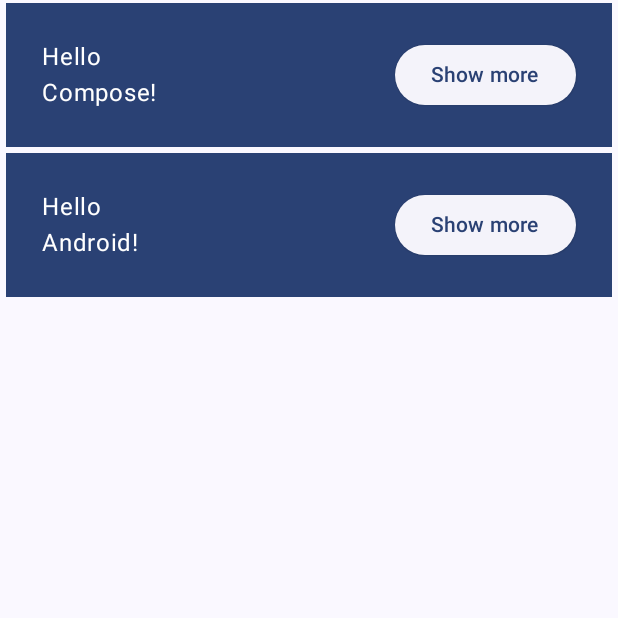
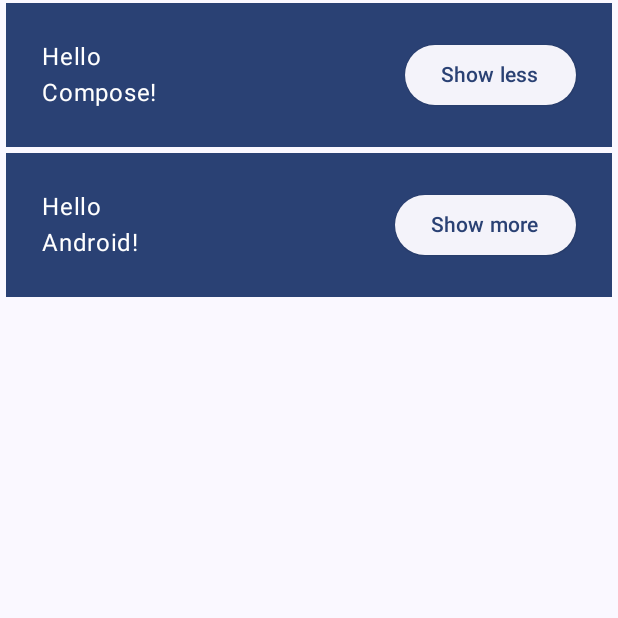
Before and after one commit to hamidrezafarahani/SecondComposeSampleApp, an Android app built with Jetpack Compose: the screen it shows after launch (MainActivity), after a tap on "Show more", on a phone screen of 412 x 824 dp, the top half of it. Run offline under Robolectric (Android 15) with nearby library versions, the phone set to English and light mode, and no system bars.

Commit message:
handle on click event on button

```diff
--- a/app/src/main/java/com/example/secondcomposesampleapp/MainActivity.kt
+++ b/app/src/main/java/com/example/secondcomposesampleapp/MainActivity.kt
@@ -7,13 +7,16 @@ import androidx.activity.compose.setContent
 import androidx.compose.foundation.layout.Column
 import androidx.compose.foundation.layout.Row
 import androidx.compose.foundation.layout.fillMaxSize
-import androidx.compose.foundation.layout.fillMaxWidth
 import androidx.compose.foundation.layout.padding
 import androidx.compose.material3.ElevatedButton
 import androidx.compose.material3.MaterialTheme
 import androidx.compose.material3.Surface
 import androidx.compose.material3.Text
 import androidx.compose.runtime.Composable
+import androidx.compose.runtime.getValue
+import androidx.compose.runtime.mutableStateOf
+import androidx.compose.runtime.saveable.rememberSaveable
+import androidx.compose.runtime.setValue
 import androidx.compose.ui.Modifier
 import androidx.compose.ui.tooling.preview.Preview
 import androidx.compose.ui.unit.dp
@@ -32,6 +35,9 @@ class MainActivity : ComponentActivity() {
 
 @Composable
 fun Greeting(name: String, modifier: Modifier = Modifier) {
+    var expanded by rememberSaveable {
+        mutableStateOf(false)
+    }
     Surface(
         color = MaterialTheme.colorScheme.primary,
         modifier = modifier.padding(vertical = 2.dp, horizontal = 4.dp)
@@ -45,8 +51,8 @@ fun Greeting(name: String, modifier: Modifier = Modifier) {
                     text = "$name!",
                 )
             }
-            ElevatedButton(onClick = { /*TODO*/ }) {
-                Text(text = "Show more")
+            ElevatedButton(onClick = { expanded = !expanded }) {
+                Text(text = if (expanded) "Show less" else "Show more")
             }
         }
 
```
